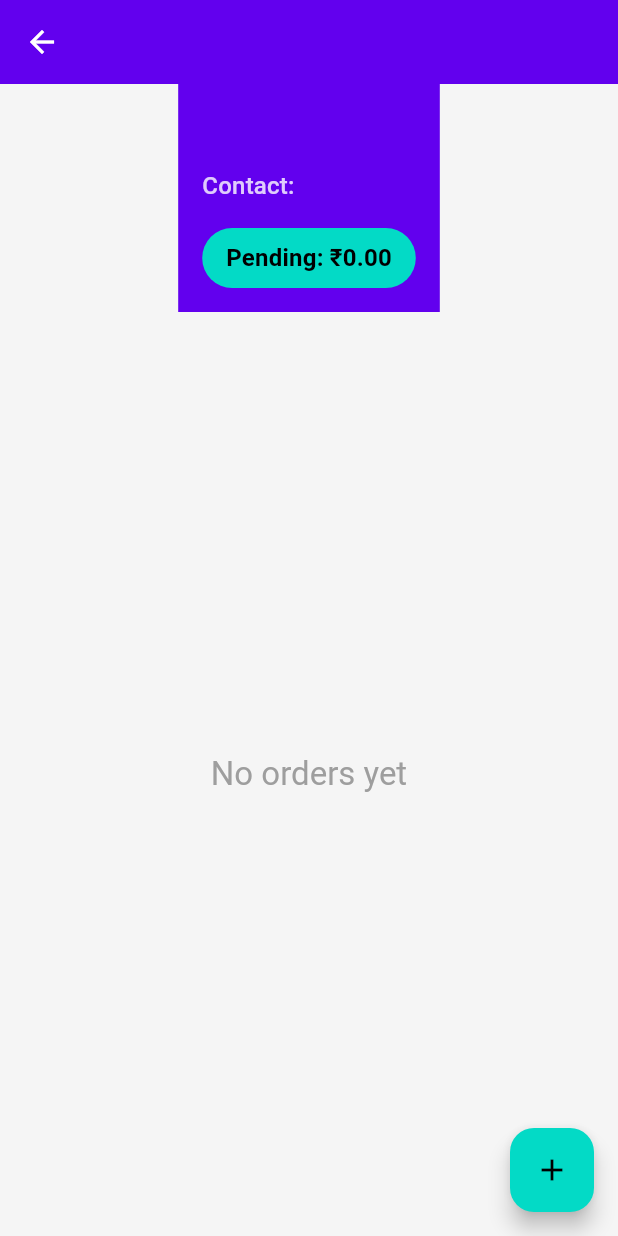
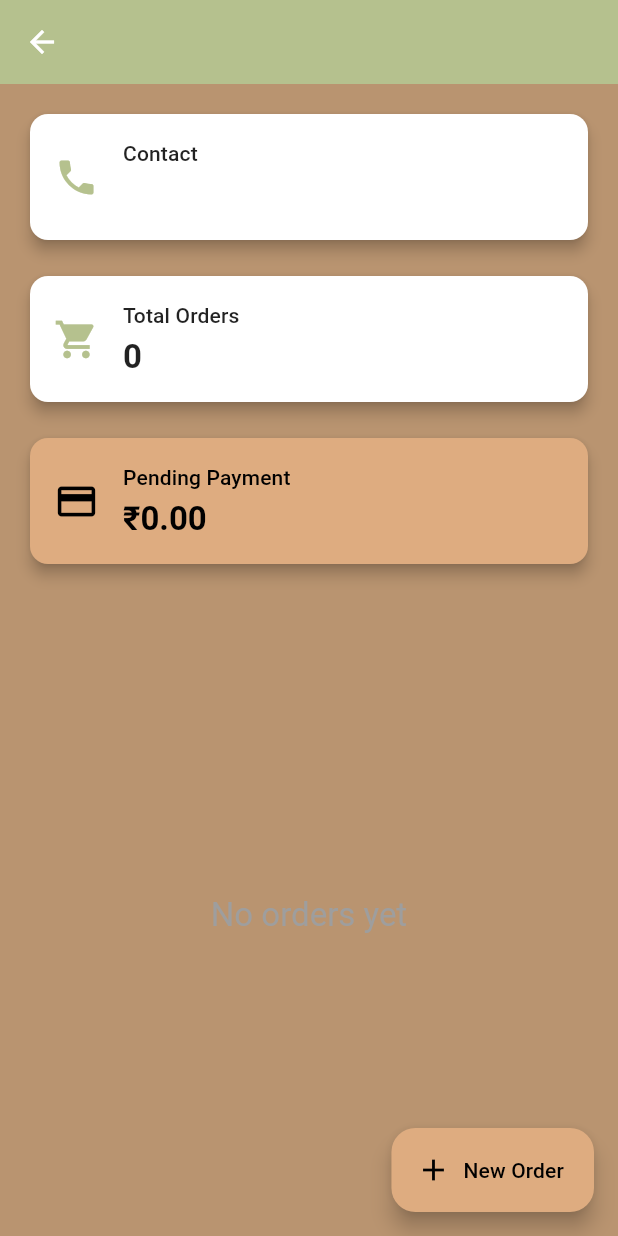
Before and after one commit to vashujain100/InventoryManagement, a Flutter app: the CustomerDetailsScreen screen opened directly with empty values, on a phone screen of 412 x 824 dp. Run offline on Flutter 3.47's test engine with Material 3 defaults, Android fonts, the phone set to English and light mode, and no system bars; our stand-ins replace flutter_staggered_animations, google_fonts, hive, hive_flutter; accounts and stored records are empty.

Commit message:
Some UI changes TODO - Dropdown button for expanding stock items.

```diff
--- a/twetter/lib/main.dart
+++ b/twetter/lib/main.dart
@@ -27,7 +27,7 @@ class MyApp extends StatelessWidget {
   Widget build(BuildContext context) {
     return MaterialApp(
       title: 'Twetter App',
-      theme: AppTheme.lightTheme,
+      theme: AppTheme.earthTheme,
       darkTheme: AppTheme.darkTheme,
       themeMode: ThemeMode.system,
       home: DashboardScreen(),
--- a/twetter/lib/screens/customer_details_screen.dart
+++ b/twetter/lib/screens/customer_details_screen.dart
@@ -1,4 +1,5 @@
 import 'package:flutter/material.dart';
+import 'package:flutter_staggered_animations/flutter_staggered_animations.dart';
 import 'package:intl/intl.dart';
 import 'package:twetter/services/orders_services.dart';
 
@@ -19,6 +20,9 @@ class CustomerDetailsScreen extends StatefulWidget {
 class _CustomerDetailsScreenState extends State<CustomerDetailsScreen> {
   final _orderService = OrdersService();
   List<Order> _customerOrders = [];
+  bool _isLoading = true;
+  final GlobalKey<SliverAnimatedListState> _listKey =
+      GlobalKey<SliverAnimatedListState>();
 
   @override
   void initState() {
@@ -27,130 +31,171 @@ class _CustomerDetailsScreenState extends State<CustomerDetailsScreen> {
   }
 
   Future<void> _loadOrders() async {
+    setState(() => _isLoading = true);
     final orders =
         await _orderService.getOrdersByCustomerName(widget.customer.name);
     setState(() {
       _customerOrders = orders;
+      _customerOrders.sort((a, b) =>
+          b.date.compareTo(a.date)); // Sort orders by date, most recent first
+      _isLoading = false;
     });
   }
 
   void _onOrderPlaced(Order newOrder) {
     setState(() {
       _customerOrders.add(newOrder);
-      _loadOrders();
+      _customerOrders.sort((a, b) =>
+          b.date.compareTo(a.date)); // Sort orders by date, most recent first
     });
+    // Rebuild the SliverAnimatedList
+    _listKey.currentState?.insertItem(0, duration: Duration(milliseconds: 300));
   }
 
   @override
   Widget build(BuildContext context) {
-    double totalPaymentPending =
-        _customerOrders.fold(0, (prev, order) => prev + order.paymentDue);
-
     return Scaffold(
-      appBar: AppBar(
-        title: Text(widget.customer.name,
-            style: Theme.of(context)
-                .textTheme
-                .headline6
-                ?.copyWith(color: Theme.of(context).colorScheme.onPrimary)),
-        elevation: 0,
-      ),
-      body: Column(
-        children: [
-          _buildCustomerInfo(totalPaymentPending),
-          Expanded(child: _buildOrdersList()),
+      body: StatefulBuilder(
+        builder: (BuildContext context, StateSetter setState) {
+          return CustomScrollView(
+            slivers: [
+              _buildSliverAppBar(),
+              SliverToBoxAdapter(child: _buildCustomerInfo()),
+              _buildOrdersList(),
             ],
-      ),
-      floatingActionButton: FloatingActionButton(
-        onPressed: () {
-          showDialog(
-            context: context,
-            builder: (context) => OrderDialog(
-              customer: widget.customer,
-              onOrderPlaced: _onOrderPlaced,
-            ),
           );
         },
-        child: const Icon(Icons.add),
+      ),
+      floatingActionButton: FloatingActionButton.extended(
+        onPressed: () => _showAddOrderDialog(context),
+        icon: Icon(Icons.add),
+        label: Text('New Order'),
         backgroundColor: Theme.of(context).colorScheme.secondary,
       ),
     );
   }
 
-  Widget _buildCustomerInfo(double totalPaymentPending) {
+  Widget _buildSliverAppBar() {
+    return SliverAppBar(
+      title: Text(widget.customer.name),
+      pinned: true,
+      floating: false,
+      backgroundColor: Theme.of(context).primaryColor,
+      elevation: 0,
+    );
+  }
+
+  Widget _buildCustomerInfo() {
+    double totalPaymentPending =
+        _customerOrders.fold(0, (prev, order) => prev + order.paymentDue);
     return Container(
-      color: Theme.of(context).colorScheme.primary,
-      padding: const EdgeInsets.all(16.0),
+      padding: const EdgeInsets.all(16),
       child: Column(
         crossAxisAlignment: CrossAxisAlignment.start,
         children: [
-          Text(
-            widget.customer.name,
-            style: Theme.of(context).textTheme.headline5?.copyWith(
-                  color: Theme.of(context).colorScheme.onPrimary,
-                  fontWeight: FontWeight.bold,
-                ),
-          ),
-          const SizedBox(height: 8),
-          Text(
-            'Contact: ${widget.customer.contactNo ?? 'N/A'}',
-            style: Theme.of(context).textTheme.subtitle1?.copyWith(
-                  color:
-                      Theme.of(context).colorScheme.onPrimary.withOpacity(0.8),
-                ),
-          ),
-          const SizedBox(height: 16),
-          Container(
-            padding: const EdgeInsets.symmetric(vertical: 8, horizontal: 16),
-            decoration: BoxDecoration(
-              color: Theme.of(context).colorScheme.secondary,
-              borderRadius: BorderRadius.circular(20),
-            ),
-            child: Text(
-              'Pending: ₹${totalPaymentPending.toStringAsFixed(2)}',
-              style: Theme.of(context).textTheme.subtitle1?.copyWith(
-                    color: Theme.of(context).colorScheme.onSecondary,
-                    fontWeight: FontWeight.bold,
-                  ),
-            ),
-          ),
+          _buildInfoCard(
+              'Contact', widget.customer.contactNo ?? 'N/A', Icons.phone),
+          SizedBox(height: 16),
+          _buildInfoCard(
+              'Total Orders', '${_customerOrders.length}', Icons.shopping_cart),
+          SizedBox(height: 16),
+          _buildInfoCard('Pending Payment',
+              '₹${totalPaymentPending.toStringAsFixed(2)}', Icons.payment,
+              isHighlighted: true),
         ],
       ),
     );
   }
 
+  Widget _buildInfoCard(String title, String value, IconData icon,
+      {bool isHighlighted = false}) {
+    return Card(
+      elevation: 4,
+      shape: RoundedRectangleBorder(borderRadius: BorderRadius.circular(12)),
+      color: isHighlighted ? Theme.of(context).colorScheme.secondary : null,
+      child: Padding(
+        padding: const EdgeInsets.all(16),
+        child: Row(
+          children: [
+            Icon(icon,
+                size: 30,
+                color: isHighlighted
+                    ? Theme.of(context).colorScheme.onSecondary
+                    : Theme.of(context).primaryColor),
+            SizedBox(width: 16),
+            Column(
+              crossAxisAlignment: CrossAxisAlignment.start,
+              children: [
+                Text(title,
+                    style: Theme.of(context).textTheme.subtitle2?.copyWith(
+                          color: isHighlighted
+                              ? Theme.of(context).colorScheme.onSecondary
+                              : null,
+                        )),
+                SizedBox(height: 4),
+                Text(value,
+                    style: Theme.of(context).textTheme.headline6?.copyWith(
+                          fontWeight: FontWeight.bold,
+                          color: isHighlighted
+                              ? Theme.of(context).colorScheme.onSecondary
+                              : null,
+                        )),
+              ],
+            ),
+          ],
+        ),
+      ),
+    );
+  }
+
   Widget _buildOrdersList() {
-    return _customerOrders.isEmpty
-        ? Center(
-            child: Text(
-              'No orders yet',
+    if (_isLoading) {
+      return SliverFillRemaining(
+          child: Center(child: CircularProgressIndicator()));
+    }
+    if (_customerOrders.isEmpty) {
+      return SliverFillRemaining(
+        child: Center(
+          child: Text('No orders yet',
               style: Theme.of(context)
                   .textTheme
                   .headline6
-                  ?.copyWith(color: Colors.grey),
+                  ?.copyWith(color: Colors.grey)),
         ),
-          )
-        : ListView.builder(
-            itemCount: _customerOrders.length,
-            itemBuilder: (context, index) {
+      );
+    }
+    return SliverAnimatedList(
+      key: _listKey,
+      initialItemCount: _customerOrders.length,
+      itemBuilder: (context, index, animation) {
         final order = _customerOrders[index];
+        return AnimationConfiguration.staggeredList(
+          position: index,
+          duration: const Duration(milliseconds: 375),
+          child: SlideAnimation(
+            verticalOffset: 50.0,
+            child: FadeInAnimation(
+              child: _buildOrderCard(order),
+            ),
+          ),
+        );
+      },
+    );
+  }
+
+  Widget _buildOrderCard(Order order) {
     return Card(
       margin: const EdgeInsets.symmetric(horizontal: 16, vertical: 8),
       elevation: 2,
-                shape: RoundedRectangleBorder(
-                    borderRadius: BorderRadius.circular(12)),
+      shape: RoundedRectangleBorder(borderRadius: BorderRadius.circular(12)),
       child: ExpansionTile(
-                  title: Text(
-                    'Order: ${order.piece}',
+        title: Text('Order: ${order.piece}',
             style: Theme.of(context)
                 .textTheme
                 .subtitle1
-                        ?.copyWith(fontWeight: FontWeight.bold),
-                  ),
-                  subtitle: Text(
-                    'Date: ${DateFormat('MMM dd, yyyy').format(order.date)}',
-                    style: Theme.of(context).textTheme.caption,
-                  ),
+                ?.copyWith(fontWeight: FontWeight.bold)),
+        subtitle: Text('Date: ${DateFormat('MMM dd, yyyy').format(order.date)}',
+            style: Theme.of(context).textTheme.caption),
         children: [
           Padding(
             padding: const EdgeInsets.all(16.0),
@@ -159,27 +204,24 @@ class _CustomerDetailsScreenState extends State<CustomerDetailsScreen> {
               children: [
                 _buildOrderDetail('Total Payment',
                     '₹${order.totalPayment.toStringAsFixed(2)}'),
-                          _buildOrderDetail('Payment Done',
-                              '₹${order.paymentDone.toStringAsFixed(2)}'),
-                          _buildOrderDetail('Payment Due',
-                              '₹${order.paymentDue.toStringAsFixed(2)}',
+                _buildOrderDetail(
+                    'Payment Done', '₹${order.paymentDone.toStringAsFixed(2)}'),
+                _buildOrderDetail(
+                    'Payment Due', '₹${order.paymentDue.toStringAsFixed(2)}',
                     isHighlighted: true),
-                          const SizedBox(height: 8),
+                SizedBox(height: 8),
                 Text('Sizes and Quantities:',
                     style: Theme.of(context)
                         .textTheme
                         .subtitle2
                         ?.copyWith(fontWeight: FontWeight.bold)),
                 ...order.sizesQuantityMap.entries.map((entry) =>
-                              _buildOrderDetail(
-                                  entry.key, entry.value.toString())),
+                    _buildOrderDetail(entry.key, entry.value.toString())),
               ],
             ),
           ),
         ],
       ),
-              );
-            },
     );
   }
 
@@ -204,4 +246,14 @@ class _CustomerDetailsScreenState extends State<CustomerDetailsScreen> {
       ),
     );
   }
+
+  void _showAddOrderDialog(BuildContext context) {
+    showDialog(
+      context: context,
+      builder: (context) => OrderDialog(
+        customer: widget.customer,
+        onOrderPlaced: _onOrderPlaced,
+      ),
+    );
   }
+}
--- a/twetter/lib/theme.dart
+++ b/twetter/lib/theme.dart
@@ -9,6 +9,16 @@ class AppTheme {
   static const Color _lightSecondaryVariantColor = Color(0xFF018786);
   static const Color _lightBackgroundColor = Color(0xFFF5F5F5);
   static const Color _lightErrorColor = Color(0xFFB00020);
+
+// Earth Theme Colors
+  static const Color _earthPrimaryColor = Color.fromRGBO(181, 193, 142, 1);
+  static const Color _earthPrimaryVariantColor =
+      Color.fromRGBO(247, 220, 185, 1);
+  static const Color _earthSecondaryColor = Color.fromRGBO(222, 172, 128, 1);
+  static const Color _earthSecondaryVariantColor =
+      Color.fromRGBO(181, 193, 142, 1);
+  static const Color _earthBackgroundColor = Color.fromRGBO(185, 148, 112, 1);
+  static const Color _earthErrorColor = Color(0xFFCF6679);
 
   // Dark Theme Colors
   static const Color _darkPrimaryColor = Color(0xFFBB86FC);
@@ -80,6 +90,69 @@ class AppTheme {
     ),
   );
 
+  static final ThemeData earthTheme = ThemeData(
+    primaryColor: _earthPrimaryColor,
+    scaffoldBackgroundColor: _earthBackgroundColor,
+    appBarTheme: AppBarTheme(
+      color: _earthPrimaryColor,
+      iconTheme: IconThemeData(color: Colors.white),
+      elevation: 0,
+    ),
+    colorScheme: ColorScheme.light(
+      primary: _earthPrimaryColor,
+      primaryContainer: _earthPrimaryVariantColor,
+      secondary: _earthSecondaryColor,
+      secondaryContainer: _earthSecondaryVariantColor,
+      background: _earthBackgroundColor,
+      error: _earthErrorColor,
+    ),
+    textTheme: GoogleFonts.robotoTextTheme().apply(
+      bodyColor: Colors.black87,
+      displayColor: Colors.black,
+    ),
+    iconTheme: IconThemeData(
+      color: _earthPrimaryColor,
+    ),
+    floatingActionButtonTheme: FloatingActionButtonThemeData(
+      backgroundColor: _earthSecondaryColor,
+      foregroundColor: Colors.black,
+      elevation: 6,
+      shape: RoundedRectangleBorder(
+        borderRadius: BorderRadius.circular(16),
+      ),
+    ),
+    elevatedButtonTheme: ElevatedButtonThemeData(
+      style: ElevatedButton.styleFrom(
+        primary: _earthPrimaryColor,
+        onPrimary: Colors.white,
+        padding: EdgeInsets.symmetric(horizontal: 16, vertical: 12),
+        shape: RoundedRectangleBorder(
+          borderRadius: BorderRadius.circular(8),
+        ),
+        elevation: 4,
+      ),
+    ),
+    cardTheme: CardTheme(
+      color: Colors.white,
+      elevation: 4,
+      shape: RoundedRectangleBorder(
+        borderRadius: BorderRadius.circular(12),
+      ),
+    ),
+    inputDecorationTheme: InputDecorationTheme(
+      filled: true,
+      fillColor: Colors.grey[200],
+      border: OutlineInputBorder(
+        borderRadius: BorderRadius.circular(8),
+        borderSide: BorderSide.none,
+      ),
+      focusedBorder: OutlineInputBorder(
+        borderRadius: BorderRadius.circular(8),
+        borderSide: BorderSide(color: _earthPrimaryColor),
+      ),
+    ),
+  );
+
   static final ThemeData darkTheme = ThemeData(
     primaryColor: _darkPrimaryColor,
     scaffoldBackgroundColor: _darkBackgroundColor,
--- a/twetter/lib/widgets/order_dialog.dart
+++ b/twetter/lib/widgets/order_dialog.dart
@@ -212,6 +212,7 @@ class _OrderDialogState extends State<OrderDialog> {
                 .textTheme
                 .subtitle1
                 ?.copyWith(fontWeight: FontWeight.bold),
+            textAlign: TextAlign.center,
           )
         : Autocomplete<String>(
             optionsBuilder: (TextEditingValue textEditingValue) {
@@ -233,9 +234,11 @@ class _OrderDialogState extends State<OrderDialog> {
               return TextFormField(
                 controller: textEditingController,
                 focusNode: focusNode,
+                textAlign: TextAlign.center,
                 decoration: InputDecoration(
                   labelText: 'Customer Name',
                   border: OutlineInputBorder(),
+                  alignLabelWithHint: true,
                 ),
                 validator: (value) {
                   if (value == null || value.isEmpty) {
@@ -259,13 +262,14 @@ class _OrderDialogState extends State<OrderDialog> {
       items: _pieces
           .map((piece) => DropdownMenuItem<String>(
                 value: piece.id,
-                child: Text(piece.pieceNumber),
+                child: Text(piece.pieceNumber, textAlign: TextAlign.center),
               ))
           .toList(),
       onChanged: _updateSelectedPiece,
       decoration: InputDecoration(
         labelText: 'Select Piece',
         border: OutlineInputBorder(),
+        alignLabelWithHint: true,
       ),
       validator: (value) => value == null ? 'Please select a piece' : null,
     );
@@ -297,10 +301,12 @@ class _OrderDialogState extends State<OrderDialog> {
     return Column(
       children: [
         TextFormField(
+          textAlign: TextAlign.center,
           decoration: InputDecoration(
             labelText: 'Total Payment',
             border: OutlineInputBorder(),
             prefixIcon: Icon(Icons.currency_rupee_outlined),
+            alignLabelWithHint: true,
           ),
           keyboardType: TextInputType.numberWithOptions(decimal: true),
           validator: (value) => value == null ||
@@ -312,10 +318,12 @@ class _OrderDialogState extends State<OrderDialog> {
         ),
         SizedBox(height: 16),
         TextFormField(
+          textAlign: TextAlign.center,
           decoration: InputDecoration(
             labelText: 'Payment Done',
             border: OutlineInputBorder(),
             prefixIcon: Icon(Icons.payment),
+            alignLabelWithHint: true,
           ),
           keyboardType: TextInputType.numberWithOptions(decimal: true),
           validator: (value) => value == null ||
```
Lines whose indentation alone changed are shown as unchanged.
